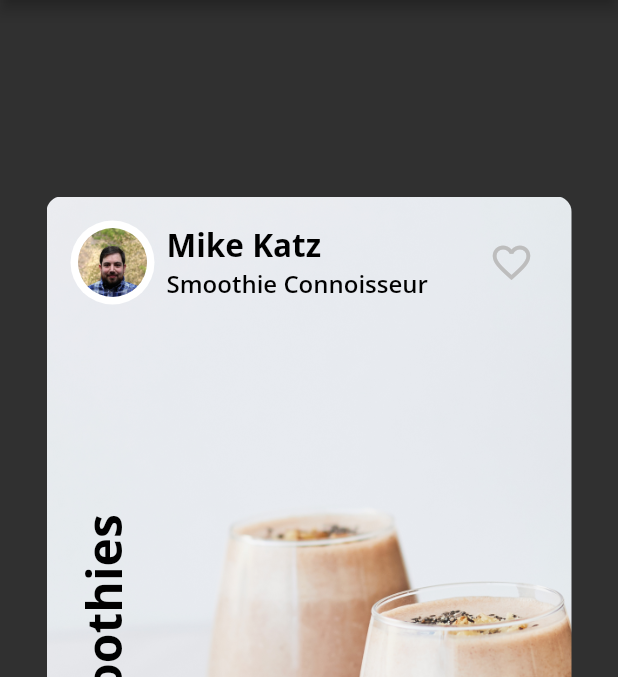
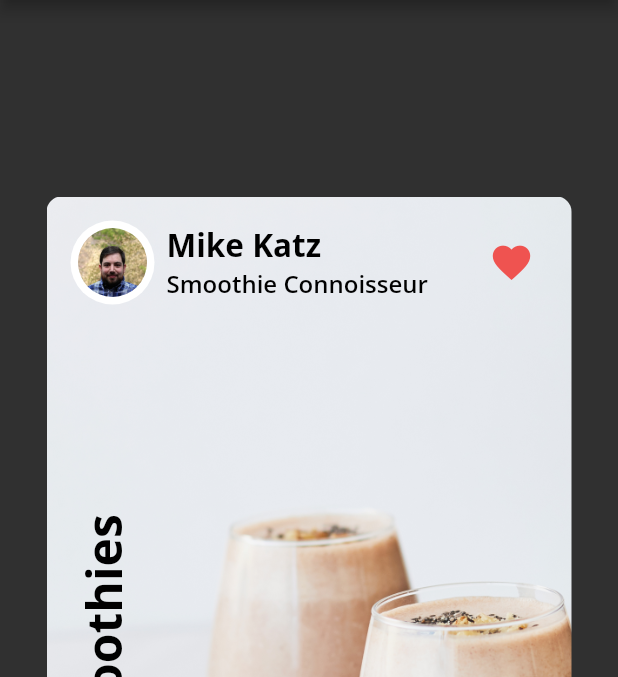
Before and after one commit to MoonCheung/dart-source, a Flutter app: the screen it shows after launch, item 2 of the bottom bar chosen, after a tap on the "favorite outline" icon, on a phone screen of 412 x 824 dp, the part 84-761 px from its top. Run offline on Flutter 3.47's test engine with Material 2 defaults, Android fonts, the phone set to English and light mode, and no system bars; our stand-ins replace google_fonts.

Commit message:
feat: 切换爱心功能

```diff
--- a/flutter_widget/lib/author_card.dart
+++ b/flutter_widget/lib/author_card.dart
@@ -3,7 +3,7 @@
 import 'fooderlich_theme.dart';
 
 // 作者卡片自定义小部件
-class AuthorCard extends StatelessWidget {
+class AuthorCard extends StatefulWidget {
   // 有三个参数其中authorName, title均为必填，imageProvider是可选参数
   const AuthorCard(
       {Key? key,
@@ -17,6 +17,13 @@
   final ImageProvider? imageProvider;
 
   @override
+  State<AuthorCard> createState() => _AuthorCardState();
+}
+
+class _AuthorCardState extends State<AuthorCard> {
+  bool _isFavorited = false;
+
+  @override
   Widget build(BuildContext context) {
     // TODO: Replace return Container(...);
     return Container(
@@ -25,15 +32,15 @@
         mainAxisAlignment: MainAxisAlignment.spaceBetween,
         children: [
           Row(children: [
-            CircleImage(imageProvider: imageProvider, imageRadius: 28),
+            CircleImage(imageProvider: widget.imageProvider, imageRadius: 28),
             const SizedBox(width: 8),
             Column(
               crossAxisAlignment: CrossAxisAlignment.start,
               children: [
-                Text(authorName,
+                Text(widget.authorName,
                     style: FooderlichTheme.lightTextTheme.headline2),
                 Text(
-                  title,
+                  widget.title,
                   style: FooderlichTheme.lightTextTheme.headline3,
                 )
               ],
@@ -41,12 +48,15 @@
           ]),
           // TODO 2: add IconButton
           IconButton(
-              icon: const Icon(Icons.favorite_border),
+              icon: Icon(_isFavorited ? Icons.favorite : Icons.favorite_border),
               iconSize: 30,
-              color: Colors.grey[400],
+              color: Colors.red[400],
               onPressed: () {
                 const snackBar = SnackBar(content: Text('Favorite Pressed'));
                 ScaffoldMessenger.of(context).showSnackBar(snackBar);
+                setState(() {
+                  _isFavorited = !_isFavorited;
+                });
               })
         ],
       ),
```
